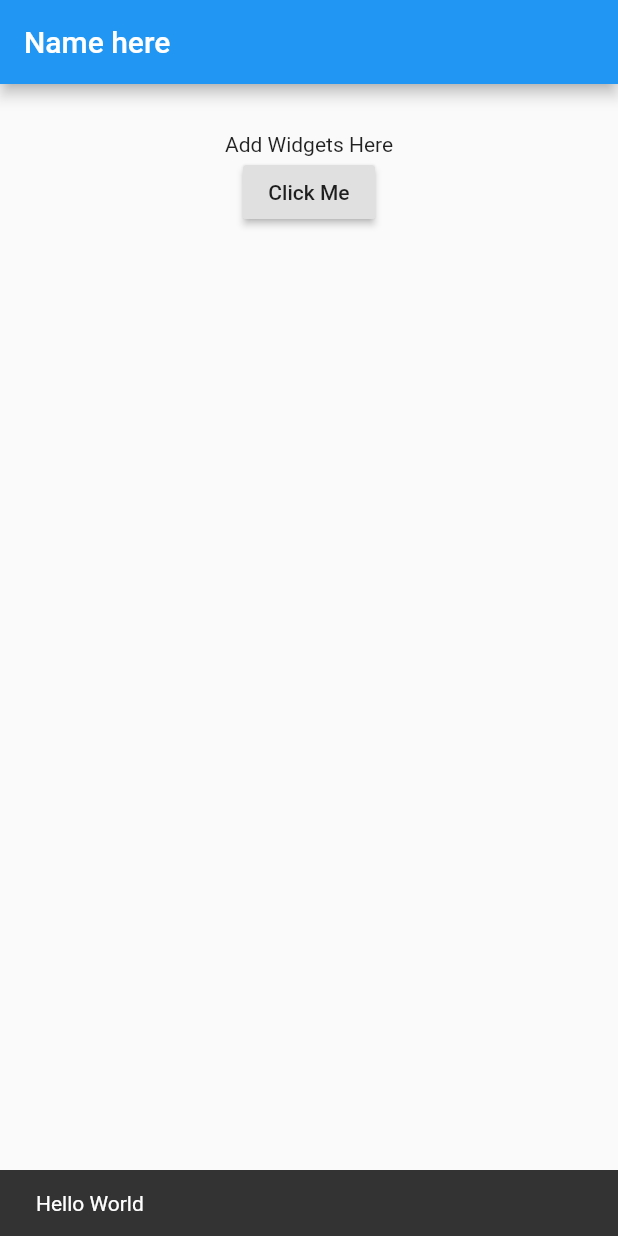
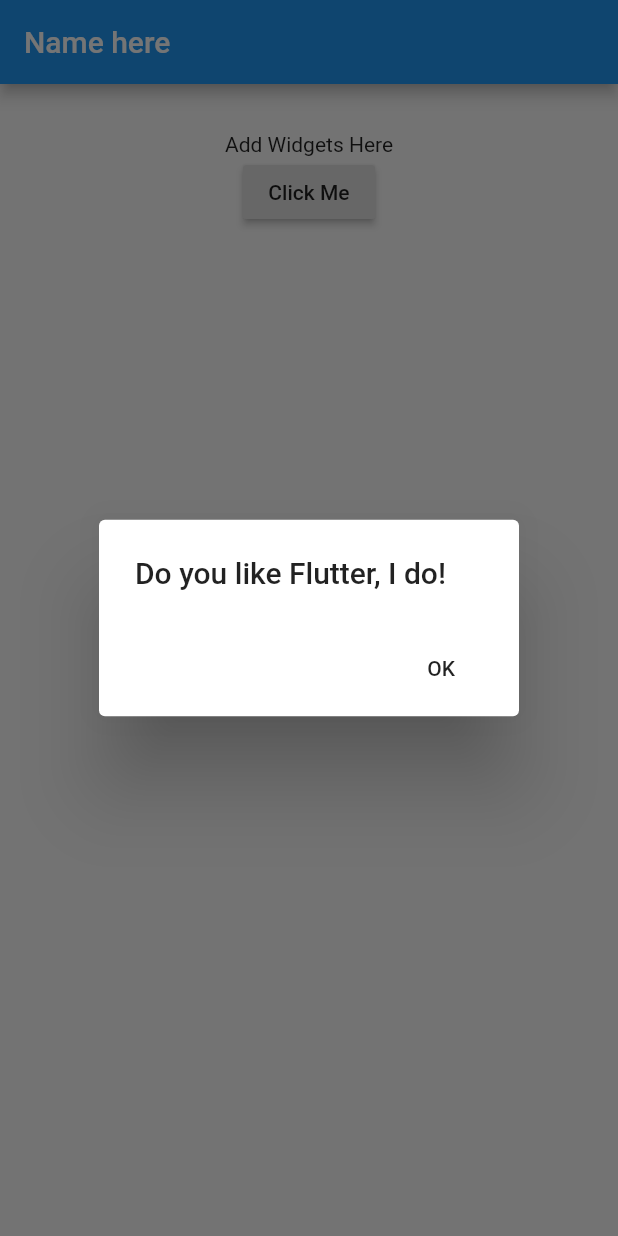
Before and after one commit to dspano/flutter-intro, a Flutter app: the screen it shows after launch, after a tap on "Click Me", on a phone screen of 412 x 824 dp. Run offline on Flutter 3.47's test engine with Material 2 defaults, Android fonts, the phone set to English and light mode, and no system bars.

Commit message:
Alert Dialog

```diff
--- a/flutter_tutorial/lib/main.dart
+++ b/flutter_tutorial/lib/main.dart
@@ -13,16 +13,22 @@ class MyApp extends StatefulWidget {
 }
 
 class _State extends State<MyApp> {
-  final GlobalKey<ScaffoldState> _scaffoldstate = new GlobalKey<ScaffoldState>();
 
-  void _showbar() {
-    _scaffoldstate.currentState.showSnackBar(new SnackBar(content: new Text("Hello World")));
+  Future _showAlert(BuildContext context, String message) async {
+    return showDialog(
+      context: context,
+      child: new AlertDialog(
+        title: new Text(message),
+        actions: <Widget>[
+          new FlatButton(onPressed: () => Navigator.pop(context), child: new Text("OK"))
+        ],
+      )
+    );
   }
 
   @override
   Widget build(BuildContext context) {
     return new Scaffold(
-      key: _scaffoldstate,
       appBar: new AppBar(
         title: new Text('Name here'),
       ),
@@ -32,7 +38,7 @@ class _State extends State<MyApp> {
           child: new Column(
             children: <Widget>[
               new Text("Add Widgets Here"),
-              new RaisedButton(onPressed: _showbar, child: new Text("Click Me"))
+              new RaisedButton(onPressed: () => _showAlert(context, "Do you like Flutter, I do!"), child: new Text("Click Me"))
             ]
           )
         )
```
